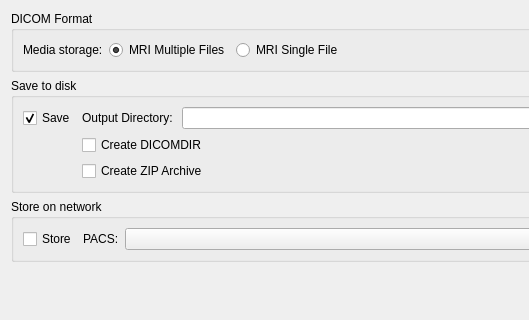
First picture: the form in src/gui/GenerationFrame.ui, repository lamyj/dicomifier, before the edit; both pictures show x 0 to 529 and y 0 to 320 of the 1000 by 590 pixel window.
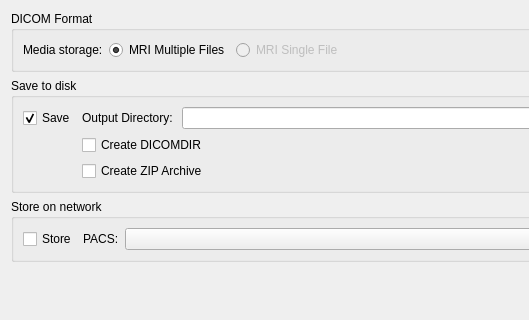
Second picture: the form after the edit.

Commit message: Disable multi-frame format in GUI

Diff of the .ui file:
```diff
--- a/src/gui/GenerationFrame.ui
+++ b/src/gui/GenerationFrame.ui
@@ -53,6 +53,9 @@
         </item>
         <item>
          <widget class="QRadioButton" name="formatMRISingle">
+          <property name="enabled">
+           <bool>false</bool>
+          </property>
           <property name="text">
            <string>MRI Single File</string>
           </property>
```
Left out of the diff: 2 changed lines with no effect on the pictures.
